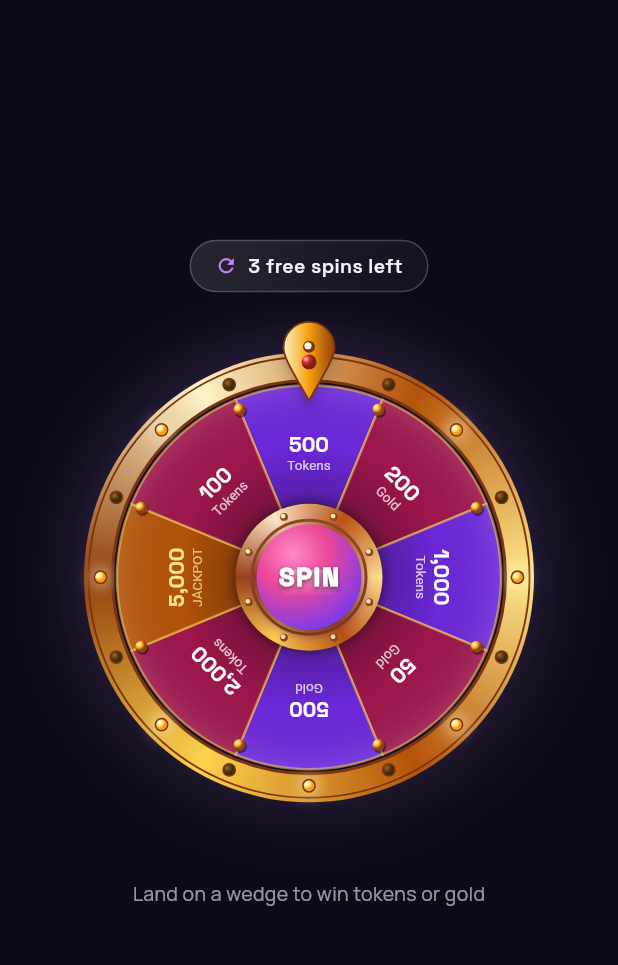
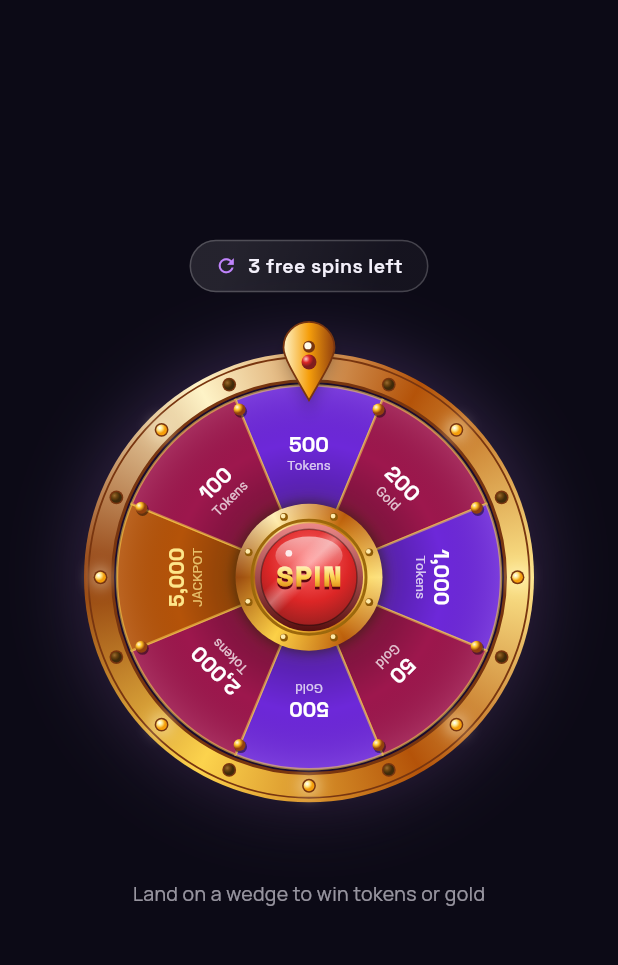
Before and after one commit to Chaituchaithan/flutter-games, a Flutter app: the WheelScreen widget shown alone on an empty page, opened directly, on a phone screen of 412 x 824 dp, the part 64-1029 px from its top. Run offline on Flutter 3.47's test engine with Material 3 defaults, Android fonts, the phone set to English and light mode, and no system bars; our stand-ins replace connectivity_plus, dio, flutter_riverpod, flutter_secure_storage, google_fonts, share_plus; accounts and stored records are empty.

Commit message:
Auth screens + Wheel Screen + Store Improvements

```diff
--- a/lib/configs/proxy_config.dart
+++ b/lib/configs/proxy_config.dart
@@ -22,9 +22,12 @@ const bool proxyEnabledByDefault = true;
 const int proxyPort = 8899;
 
 abstract final class ProxyConfig {
-  /// Whether REST + WS route through the local proxy.
-  static const bool enabled =
-      BuildOverrides.useProxy == '' ? proxyEnabledByDefault : BuildOverrides.useProxy == 'true';
+  /// Whether REST + WS route through the local proxy. Release builds (real
+  /// phones, demos) never do — the proxy only exists on the developer's
+  /// machine — unless `--dart-define=USE_PROXY=true` asks for it.
+  static const bool enabled = BuildOverrides.useProxy == ''
+      ? proxyEnabledByDefault && !kReleaseMode
+      : BuildOverrides.useProxy == 'true';
 
   /// `host:port` of the proxy. The Android emulator reaches the host machine's
   /// localhost via 10.0.2.2.
--- a/lib/screens/auth/login_screen.dart
+++ b/lib/screens/auth/login_screen.dart
@@ -124,14 +124,16 @@ class _LoginScreenState extends ConsumerState<LoginScreen> {
       child: AuraScaffold(
         // Login is the app's entry point (nothing under it), so no back
         // button unless something was actually pushed beneath it.
-        appBar: AuraAppBar(showBack: Navigator.canPop(context)),
+        // Login is the entry point: no top bar (an empty one only adds a
+        // gap) unless something was pushed beneath it.
+        appBar: Navigator.canPop(context) ? const AuraAppBar(showBack: true) : null,
         glowColor: AuraColors.brandPurple,
         glowAlignment: const Alignment(1.4, -1.1),
         scroll: true,
         body: Column(
           crossAxisAlignment: CrossAxisAlignment.stretch,
           children: [
-            const SizedBox(height: 4),
+            SizedBox(height: Navigator.canPop(context) ? 4 : 18),
             // Logo row: gradient ring + dot, then the app name.
             Row(
               children: [
--- a/lib/screens/auth/register_screen.dart
+++ b/lib/screens/auth/register_screen.dart
@@ -99,15 +99,28 @@ class _RegisterScreenState extends ConsumerState<RegisterScreen> {
     return BusyGuard(
       busy: _busy,
       child: AuraScaffold(
-        appBar: const AuraAppBar(showBack: true),
+
         glowColor: AuraColors.brandPink,
         glowAlignment: const Alignment(-1.4, -1.1),
         scroll: true,
         body: Column(
           crossAxisAlignment: CrossAxisAlignment.stretch,
           children: [
-            const SizedBox(height: 4),
-            Text(context.l10n.createAccount, style: AuraText.headline.copyWith(fontSize: 32)),
+            const SizedBox(height: 12),
+            // Back button inline with the heading (no separate top bar row).
+            Row(
+              children: [
+                GlassIconButton(icon: Icons.chevron_left, iconSize: 24, onTap: () => Navigator.of(context).maybePop()),
+                const SizedBox(width: 12),
+                Expanded(
+                  child: FittedBox(
+                    fit: BoxFit.scaleDown,
+                    alignment: Alignment.centerLeft,
+                    child: Text(context.l10n.createAccount, style: AuraText.headline.copyWith(fontSize: 30)),
+                  ),
+                ),
+              ],
+            ),
             const SizedBox(height: 8),
             Text(
               context.l10n.registerSubtitle,
--- a/lib/screens/economy/transactions_screen.dart
+++ b/lib/screens/economy/transactions_screen.dart
@@ -11,7 +11,7 @@ class TransactionsScreen extends StatelessWidget {
     _Txn(title: 'Online Play stake', subtitle: 'Match #4821 · Today 09:40', amount: '200', earn: false),
     _Txn(title: 'Victory payout', subtitle: 'Match #4821 · Today 09:46', amount: '800', earn: true),
     _Txn(title: 'Daily bonus', subtitle: 'Day 2 · Yesterday', amount: '800', earn: true),
-    _Txn(title: 'Double XP', subtitle: 'Power-up · Yesterday', amount: '500', earn: false),
+    _Txn(title: 'Double XP', subtitle: 'Boost · Yesterday', amount: '500', earn: false),
     _Txn(title: 'Lucky wheel', subtitle: 'Spin · Yesterday', amount: '200', earn: true),
     _Txn(title: 'Gold pack · Stack', subtitle: '\$4.99 · Mon', amount: '1,200', earn: true, gold: true),
   ];
--- a/lib/screens/store/store_screen.dart
+++ b/lib/screens/store/store_screen.dart
@@ -15,7 +15,7 @@ import '../system/loading_skeleton_screen.dart' show Shimmer, SkeletonBox;
 /// Store tab (v2). Body only — the shell provides scaffold + nav.
 /// Wallet + packs come from `storeRepositoryProvider` (static source today; live
 /// API when remote sources are switched on). See docs/DESIGN_SPEC.md.
-/// Active Store sub-tab (0 Tokens · 1 Gold · 2 Power-Ups · 3 VIP). A provider
+/// Active Store sub-tab (0 Tokens · 1 Gold · 2 Boosts · 3 VIP). A provider
 /// so other screens can deep-link, e.g. Settings → "Upgrade to VIP".
 class StoreTabController extends Notifier<int> {
   @override
@@ -35,7 +35,7 @@ class StoreScreen extends ConsumerStatefulWidget {
 class _StoreScreenState extends ConsumerState<StoreScreen> {
   int get _tab => ref.watch(storeTabProvider);
 
-  static const List<String> _tabs = ['Tokens', 'Gold', 'Power-Ups', 'VIP'];
+  static const List<String> _tabs = ['Tokens', 'Gold', 'Boosts', 'VIP'];
 
   /// Open the purchase sheet for a specific pack, carrying its real name,
   /// amount, price, currency and the resulting balance.
@@ -358,7 +358,7 @@ class _PriceButton extends StatelessWidget {
   }
 }
 
-// ── Power-Ups tab ──
+// ── Boosts tab ──
 
 class _PowerUp {
   const _PowerUp({
@@ -408,7 +408,7 @@ class _PowerUpsTabState extends State<_PowerUpsTab> {
 
   void _buy(_PowerUp p) {
     setState(() => _owned[p.name] = (_owned[p.name] ?? 0) + 1);
-    showAuraToast(context, '${p.name} added to your inventory', kind: AuraToastKind.success);
+    showAuraToast(context, '${p.name} added to your boosts', kind: AuraToastKind.success);
   }
 
   @override
--- a/lib/screens/wheel/wheel_screen.dart
+++ b/lib/screens/wheel/wheel_screen.dart
@@ -1,3 +1,4 @@
+import 'dart:async';
 import 'dart:math' as math;
 
 import 'package:flutter/material.dart';
@@ -66,6 +67,9 @@ class _WheelScreenState extends State<WheelScreen>
   double _toAngle = 0;
   _Seg? _result;
 
+  /// Hides the win message 3 s after the wheel stops.
+  Timer? _hideResult;
+
   bool get _canSpin => _spinsLeft > 0 && !_controller.isAnimating;
 
   @override
@@ -90,6 +94,7 @@ class _WheelScreenState extends State<WheelScreen>
 
   @override
   void dispose() {
+    _hideResult?.cancel();
     _lights.dispose();
     _controller.dispose();
     super.dispose();
@@ -106,6 +111,7 @@ class _WheelScreenState extends State<WheelScreen>
     _fromAngle = current;
     _toAngle = current + 2 * math.pi * 5 + delta; // 5 full turns + align
 
+    _hideResult?.cancel();
     setState(() {
       _spinsLeft -= 1;
       _result = null;
@@ -113,6 +119,9 @@ class _WheelScreenState extends State<WheelScreen>
     _controller.forward(from: 0).then((_) {
       if (!mounted) return;
       setState(() => _result = _segs[i]);
+      _hideResult = Timer(const Duration(seconds: 3), () {
+        if (mounted) setState(() => _result = null);
+      });
     });
   }
 
@@ -227,10 +236,7 @@ class _WheelScreenState extends State<WheelScreen>
                                   // Centre hub: brass bezel around the SPIN button.
                                   Positioned(
                                     top: 12 + 150 - 50,
-                                    child: _SpinButton(
-                                      onTap: _spin,
-                                      enabled: _canSpin,
-                                    ),
+                                    child: _SpinButton(onTap: _spin, enabled: _canSpin, phase: _lights.value),
                                   ),
                                   // Flapper pointer: kicks back as each peg passes, then settles.
                                   Positioned(
@@ -255,13 +261,21 @@ class _WheelScreenState extends State<WheelScreen>
                       SizedBox(
                         height: 46,
                         child: Center(
+                          child: AnimatedSwitcher(
+                            duration: const Duration(milliseconds: 350),
+                            transitionBuilder: (c, a) => FadeTransition(
+                              opacity: a,
+                              child: ScaleTransition(scale: Tween(begin: 0.92, end: 1.0).animate(a), child: c),
+                            ),
                             child: _result != null
-                              ? _ResultBanner(text: _resultText)
+                                ? _ResultBanner(key: ValueKey(_resultText), text: _resultText)
                                 : Text(
                                     _spinsLeft > 0
                                         ? 'Land on a wedge to win tokens or gold'
                                         : 'No spins left — come back tomorrow',
+                                    key: ValueKey(_spinsLeft > 0),
                                     style: AuraText.cardSub,
+                                  ),
                           ),
                         ),
                       ),
@@ -279,7 +293,7 @@ class _WheelScreenState extends State<WheelScreen>
 }
 
 class _ResultBanner extends StatelessWidget {
-  const _ResultBanner({required this.text});
+  const _ResultBanner({super.key, required this.text});
   final String text;
 
   @override
@@ -340,11 +354,16 @@ class _FreeSpinsChip extends StatelessWidget {
   }
 }
 
-/// Centre hub: a brass bezel with rivets around a glossy domed SPIN button.
+/// Centre hub: a brass bezel with rivets around a casino-style jewel
+/// button — deep red dome with a bevel and gloss, embossed gold SPIN, a
+/// breathing glow and a shine sweep while a spin is available.
 class _SpinButton extends StatefulWidget {
-  const _SpinButton({required this.onTap, required this.enabled});
+  const _SpinButton({required this.onTap, required this.enabled, required this.phase});
   final VoidCallback onTap;
   final bool enabled;
+
+  /// 0 → 1, repeating (drives the glow and the shine).
+  final double phase;
 
   @override
   State<_SpinButton> createState() => _SpinButtonState();
@@ -356,6 +375,7 @@ class _SpinButtonState extends State<_SpinButton> {
   @override
   Widget build(BuildContext context) {
     final on = widget.enabled;
+    final breathe = 0.5 + 0.5 * math.sin(widget.phase * 2 * math.pi);
     return GestureDetector(
       onTapDown: on ? (_) => setState(() => _down = true) : null,
       onTapCancel: () => setState(() => _down = false),
@@ -372,85 +392,13 @@ class _SpinButtonState extends State<_SpinButton> {
           painter: _HubPainter(),
           child: Center(
             child: AnimatedScale(
-              scale: _down ? 0.93 : 1,
+              scale: _down ? 0.9 : 1,
               duration: const Duration(milliseconds: 90),
-              child: Container(
-                width: 70,
-                height: 70,
-                decoration: BoxDecoration(
-                  shape: BoxShape.circle,
-                  gradient: RadialGradient(
-                    center: const Alignment(-0.3, -0.45),
-                    radius: 0.95,
-                    colors: on
-                        ? const [
-                            Color(0xFFFF8AC6),
-                            Color(0xFFEC4899),
-                            Color(0xFF7C3AED),
-                            Color(0xFF3B0764),
-                          ]
-                        : const [
-                            Color(0xFF9CA3AF),
-                            Color(0xFF6B7280),
-                            Color(0xFF374151),
-                            Color(0xFF1F2937),
-                          ],
-                    stops: const [0, 0.35, 0.8, 1],
-                  ),
-                  boxShadow: [
-                    BoxShadow(
-                      color: Colors.black.withValues(alpha: 0.6),
-                      blurRadius: 6,
-                      offset: const Offset(0, 3),
-                    ),
-                    if (on)
-                      BoxShadow(
-                        color: AuraColors.brandPink.withValues(alpha: 0.55),
-                        blurRadius: 18,
-                      ),
-                  ],
-                ),
-                alignment: Alignment.center,
-                child: Stack(
-                  alignment: Alignment.center,
-                  children: [
-                    // Gloss highlight on the dome.
-                    Positioned(
-                      top: 7,
-                      child: Container(
-                        width: 40,
-                        height: 18,
-                        decoration: BoxDecoration(
-                          borderRadius: BorderRadius.circular(20),
-                          gradient: LinearGradient(
-                            begin: Alignment.topCenter,
-                            end: Alignment.bottomCenter,
-                            colors: [
-                              Colors.white.withValues(alpha: 0.45),
-                              Colors.white.withValues(alpha: 0),
-                            ],
-                          ),
-                        ),
-                      ),
-                    ),
-                    Text(
-                      'SPIN',
-                      style: TextStyle(
-                        fontFamily: AuraText.displayFamily,
-                        color: on ? Colors.white : Colors.white70,
-                        fontSize: 17,
-                        fontWeight: FontWeight.w900,
-                        letterSpacing: 1.2,
-                        shadows: const [
-                          Shadow(
-                            color: Colors.black54,
-                            blurRadius: 4,
-                            offset: Offset(0, 1),
-                          ),
-                        ],
-                      ),
-                    ),
-                  ],
+              child: SizedBox.square(
+                dimension: 72,
+                child: CustomPaint(
+                  painter: _JewelPainter(on: on, pressed: _down, glow: on ? breathe : 0, shine: on ? widget.phase : -1),
+                  child: Center(child: _SpinLabel(on: on)),
                 ),
               ),
             ),
@@ -459,6 +407,147 @@ class _SpinButtonState extends State<_SpinButton> {
       ),
     );
   }
+}
+
+/// Embossed gold "SPIN": a dark under-stroke, then the gold face.
+class _SpinLabel extends StatelessWidget {
+  const _SpinLabel({required this.on});
+  final bool on;
+
+  @override
+  Widget build(BuildContext context) {
+    final style = TextStyle(
+      fontFamily: AuraText.displayFamily,
+      fontSize: 18,
+      fontWeight: FontWeight.w900,
+      letterSpacing: 1.5,
+      height: 1,
+    );
+    return Stack(
+      alignment: Alignment.center,
+      children: [
+        // Depth: a dark copy just below.
+        Transform.translate(
+          offset: const Offset(0, 1.6),
+          child: Text('SPIN', style: style.copyWith(color: on ? const Color(0xFF5A0610) : Colors.black45)),
+        ),
+        ShaderMask(
+          blendMode: BlendMode.srcIn,
+          shaderCallback: (r) => LinearGradient(
+            begin: Alignment.topCenter,
+            end: Alignment.bottomCenter,
+            colors: on
+                ? const [Color(0xFFFFF7D1), Color(0xFFFCD34D), Color(0xFFD97706)]
+                : const [Color(0xFFE5E7EB), Color(0xFF9CA3AF), Color(0xFF6B7280)],
+            stops: const [0, 0.5, 1],
+          ).createShader(r),
+          child: Text('SPIN', style: style.copyWith(color: Colors.white)),
+        ),
+      ],
+    );
+  }
+}
+
+/// The dome: outer glow, a bevelled rim (light top, dark bottom), the red
+/// jewel with depth, a glossy crescent, and a shine that sweeps across.
+class _JewelPainter extends CustomPainter {
+  _JewelPainter({required this.on, required this.pressed, required this.glow, required this.shine});
+  final bool on;
+  final bool pressed;
+  final double glow;
+
+  /// Shine position 0 → 1 (−1 = none).
+  final double shine;
+
+  @override
+  void paint(Canvas canvas, Size size) {
+    final c = size.center(Offset.zero);
+    final r = size.width / 2;
+    final rect = Rect.fromCircle(center: c, radius: r);
+    final base = on ? const Color(0xFFDC2626) : const Color(0xFF6B7280);
+    if (on) {
+      canvas.drawCircle(
+        c,
+        r + 2,
+        Paint()
+          ..color = const Color(0xFFFBBF24).withValues(alpha: 0.25 + 0.35 * glow)
+          ..maskFilter = MaskFilter.blur(BlurStyle.normal, 6 + 6 * glow),
+      );
+    }
+    // Bevelled rim.
+    canvas.drawCircle(
+      c,
+      r,
+      Paint()
+        ..shader = LinearGradient(
+          begin: Alignment.topCenter,
+          end: Alignment.bottomCenter,
+          colors: pressed
+              ? [Color.lerp(base, Colors.black, 0.55)!, Color.lerp(base, Colors.white, 0.35)!]
+              : [Color.lerp(base, Colors.white, 0.45)!, Color.lerp(base, Colors.black, 0.6)!],
+        ).createShader(rect),
+    );
+    // The jewel.
+    final jr = r - 4;
+    canvas.drawCircle(
+      c,
+      jr,
+      Paint()
+        ..shader = RadialGradient(
+          center: const Alignment(0, -0.35),
+          radius: 0.95,
+          colors: on
+              ? [const Color(0xFFFF6B6B), base, const Color(0xFF7F1D1D), const Color(0xFF450A0A)]
+              : [const Color(0xFFD1D5DB), base, const Color(0xFF374151), const Color(0xFF1F2937)],
+          stops: const [0, 0.45, 0.85, 1],
+        ).createShader(Rect.fromCircle(center: c, radius: jr)),
+    );
+    canvas.save();
+    canvas.clipPath(Path()..addOval(Rect.fromCircle(center: c, radius: jr)));
+    // Shine sweep (a soft diagonal band crossing the dome).
+    if (shine >= 0 && shine < 0.45) {
+      final t = shine / 0.45;
+      final x = c.dx - jr * 1.6 + t * jr * 3.2;
+      canvas.drawRect(
+        rect,
+        Paint()
+          ..shader = LinearGradient(
+            begin: Alignment.topLeft,
+            end: Alignment.bottomRight,
+            colors: [Colors.white.withValues(alpha: 0), Colors.white.withValues(alpha: 0.32), Colors.white.withValues(alpha: 0)],
+            stops: const [0.4, 0.5, 0.6],
+          ).createShader(Rect.fromCenter(center: Offset(x, c.dy), width: jr * 2, height: jr * 2)),
+      );
+    }
+    canvas.restore();
+    // Glossy crescent on the top half.
+    if (!pressed) {
+      final gloss = Rect.fromCenter(center: c - Offset(0, jr * 0.45), width: jr * 1.4, height: jr * 0.8);
+      canvas.drawOval(
+        gloss,
+        Paint()
+          ..shader = LinearGradient(
+            begin: Alignment.topCenter,
+            end: Alignment.bottomCenter,
+            colors: [Colors.white.withValues(alpha: on ? 0.55 : 0.35), Colors.white.withValues(alpha: 0)],
+          ).createShader(gloss),
+      );
+      canvas.drawCircle(c + Offset(-jr * 0.42, -jr * 0.5), jr * 0.07, Paint()..color = Colors.white.withValues(alpha: 0.85));
+    }
+    // Thin dark ring between rim and jewel.
+    canvas.drawCircle(
+      c,
+      jr,
+      Paint()
+        ..style = PaintingStyle.stroke
+        ..strokeWidth = 1
+        ..color = Colors.black.withValues(alpha: 0.35),
+    );
+  }
+
+  @override
+  bool shouldRepaint(_JewelPainter old) =>
+      old.on != on || old.pressed != pressed || old.glow != glow || old.shine != shine;
 }
 
 /// Brass bezel (metallic sweep) with eight rivets.
```
Also changed, not shown: 3 other files. Lines whose indentation alone changed are shown as unchanged.
